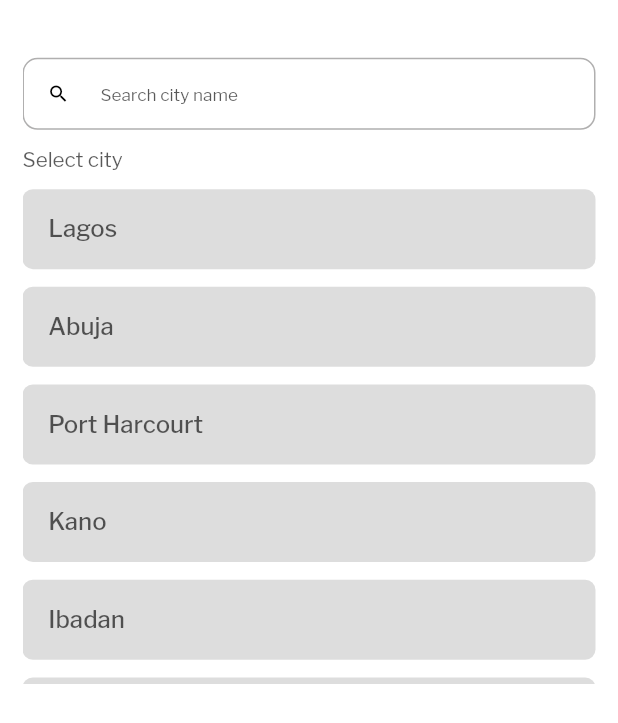
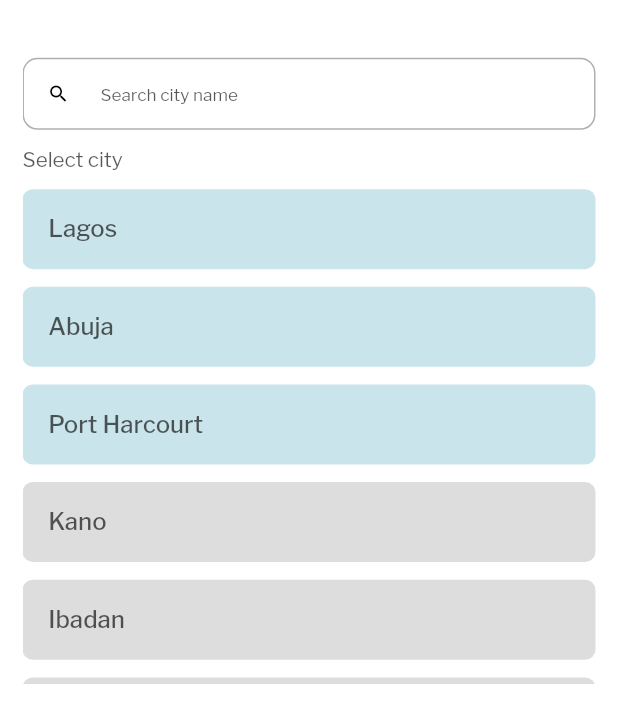
Before and after one commit to kekule15/weather, a Flutter app: the CityListView widget shown alone on an empty page, opened directly, on a phone screen of 412 x 824 dp. Shown: the top 723 px of the screen. Run offline on Flutter 3.47's test engine with Material 3 defaults, Android fonts, the phone set to English and light mode, and no system bars; drawn by our look-alikes of loader_overlay; our stand-ins replace dio, flutter_riverpod, flutter_screenutil, flutter_spinkit, flutter_svg, fluttertoast and 6 more; accounts and stored records are empty.

Commit message:
show city list view updated

```diff
--- a/lib/views/city_list.dart
+++ b/lib/views/city_list.dart
@@ -5,6 +5,7 @@ import 'package:go_router/go_router.dart';
 import 'package:weather/model/city_data_model.dart';
 import 'package:weather/providers/weather_data_provider.dart';
 import 'package:weather/style/appColors.dart';
+import 'package:weather/utils/notify_me.dart';
 import 'package:weather/widgets/customfield.dart';
 import 'package:weather/widgets/single_text_line_widget.dart';
 
@@ -24,26 +25,34 @@ class _CityListViewState extends ConsumerState<CityListView> {
 
     var cityDataList = viewmodel.cityDataList;
 
-    // THE CUSTOME WIDGET THAT DISPLAYS LIST OF PRODUCT EITHER FROM THE SEARCHED DATA OR FROM THE MAIN DATA SOUTCE
+    // THE CUSTOME WIDGET THAT DISPLAYS LIST OF CITIES EITHER FROM THE SEARCHED DATA OR FROM THE MAIN DATA SOUTCE
     Widget businessTypeListWidget(int index, List<CityDataModel> myList) {
       var value = myList[index];
       return Padding(
         padding: EdgeInsets.only(bottom: 10.h),
         child: InkWell(
           onTap: () {
+            if (viewmodel.storedCityList
+                .any((element) => element.name.contains(value.name))) {
+              NotifyMe.showAlert("City already added");
+            } else {
               viewmodel.addCityToList(
                   item: value,
                   next: () {
                     context.pop();
                   });
+            }
           },
           child: Container(
             width: double.infinity,
             padding: EdgeInsets.all(15.sp),
             decoration: BoxDecoration(
                 borderRadius: BorderRadius.circular(6.r),
-              color: AppColors.gray.withOpacity(0.4),
-            ),
+                color: switch (viewmodel.storedCityList
+                    .any((element) => element.name.contains(value.name))) {
+                  true => AppColors.lightBlueTheme.withOpacity(0.3),
+                  false => AppColors.gray.withOpacity(0.4),
+                }),
             child: SingleTextLineWidget(
               text: value.name.toString(),
               size: 14.sp,
@@ -77,7 +86,8 @@ class _CityListViewState extends ConsumerState<CityListView> {
       height: 400.h,
       width: MediaQuery.sizeOf(context).width,
       // padding: EdgeInsets.all(15.sp),
-      decoration: BoxDecoration(borderRadius: BorderRadius.circular(10.r)),
+      decoration: BoxDecoration(
+          borderRadius: BorderRadius.circular(20.r), color: AppColors.white),
       child: Padding(
         padding: const EdgeInsets.all(15.0),
         child: ListView(
```
Also changed, not shown: lib/style/theme.dart (+4 -4 lines), lib/viewmodel/weather_vm.dart (+18 -18 lines), lib/views/home.dart (+5 -6 lines). Lines whose indentation alone changed are shown as unchanged.
